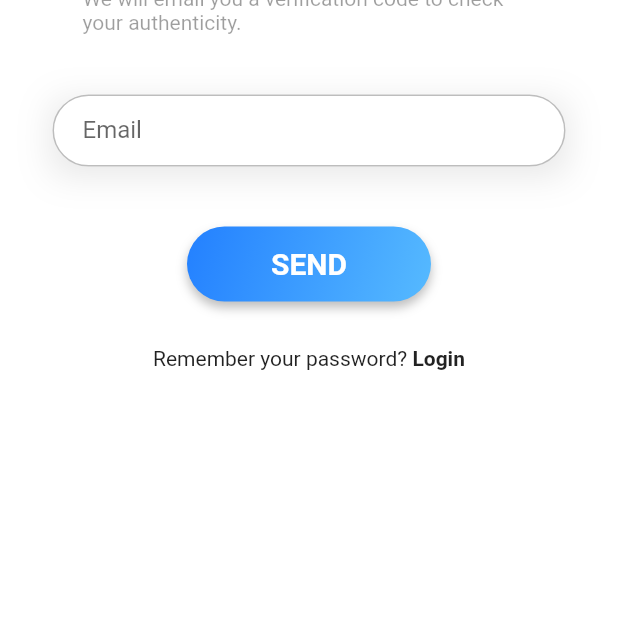
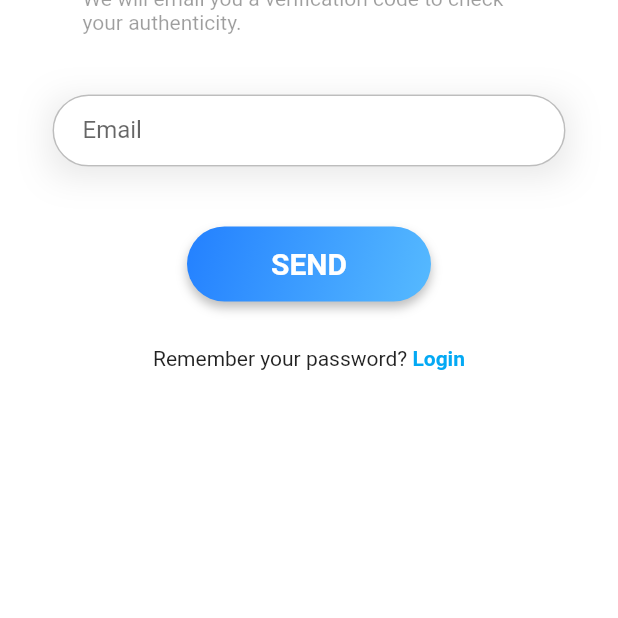
Before and after one commit to PraveenRoshane/Fitness-Tracker-App, a Flutter app: the screen it shows after launch, after a tap on "Forgot your password?", on a phone screen of 412 x 824 dp, the part 618-1236 px from its top. Run offline on Flutter 3.47's test engine with Material 2 defaults, Android fonts, the phone set to English and light mode, and no system bars; our stand-ins replace cloud_firestore, firebase_auth, firebase_core, flutter_svg, font_awesome_flutter, hexcolor and 1 more; accounts and stored records are empty; network calls fail.

Commit message:
error fixing and splash screen update

```diff
--- a/lib/screens/authentication/forgot_password_page.dart
+++ b/lib/screens/authentication/forgot_password_page.dart
@@ -119,6 +119,7 @@ class _ForgotPasswordPageState extends State<ForgotPasswordPage> {
                                     await FirebaseAuth.instance
                                         .sendPasswordResetEmail(
                                             email: email.text);
+                                    if (!mounted) return;
                                     Navigator.pop(context);
                                   } on FirebaseAuthException catch (e) {
                                     if (e.code == 'invalid-email') {
@@ -150,7 +151,8 @@ class _ForgotPasswordPageState extends State<ForgotPasswordPage> {
                                         );
                                       },
                                     style: const TextStyle(
-                                        fontWeight: FontWeight.bold),
+                                        fontWeight: FontWeight.bold,
+                                        color: Colors.lightBlue),
                                   ),
                                 ],
                               ),
--- a/lib/screens/authentication/splash_screen.dart
+++ b/lib/screens/authentication/splash_screen.dart
@@ -3,7 +3,7 @@ import 'package:flutter/material.dart';
 import 'login_page.dart';
 
 class SplashScreen extends StatefulWidget {
-  SplashScreen({Key? key, required this.title}) : super(key: key);
+  const SplashScreen({Key? key, required this.title}) : super(key: key);
 
   final String title;
 
@@ -25,14 +25,15 @@ class _SplashScreenState extends State<SplashScreen> {
 
     Timer(const Duration(milliseconds: 10), () {
       setState(() {
-        _isVisible =
-            true; // Now it is showing fade effect and navigating to Login page
+        _isVisible = true;
       });
     });
   }
 
   @override
   Widget build(BuildContext context) {
+    Size size = MediaQuery.of(context).size;
+
     return Container(
       decoration: BoxDecoration(
         gradient: LinearGradient(
@@ -50,7 +51,10 @@ class _SplashScreenState extends State<SplashScreen> {
         opacity: _isVisible ? 1.0 : 0,
         duration: const Duration(milliseconds: 1200),
         child: Center(
-          child: Container(
+          child: Column(
+            children: [
+              SizedBox(height: size.height * .4),
+              Container(
                 height: 140.0,
                 width: 140.0,
                 decoration: BoxDecoration(
@@ -64,14 +68,13 @@ class _SplashScreenState extends State<SplashScreen> {
                         spreadRadius: 2.0,
                       )
                     ]),
-            child: const Center(
-              child: ClipOval(
-                child: Icon(
-                  Icons.android_outlined,
-                  size: 128,
-                ), //put your logo here
+                child: Image.asset(
+                  'assets/images/init_splash.png',
+                  width: 200,
+                  height: 200,
                 ),
               ),
+            ],
           ),
         ),
       ),
```
Also changed, not shown: lib/screens/authentication/registration_page.dart (+24 -24 lines), lib/screens/exercise_tracker/exercise_tracker_page.dart (+2 -5 lines), assets/images/init_splash.png (added). Lines whose indentation alone changed are shown as unchanged.
